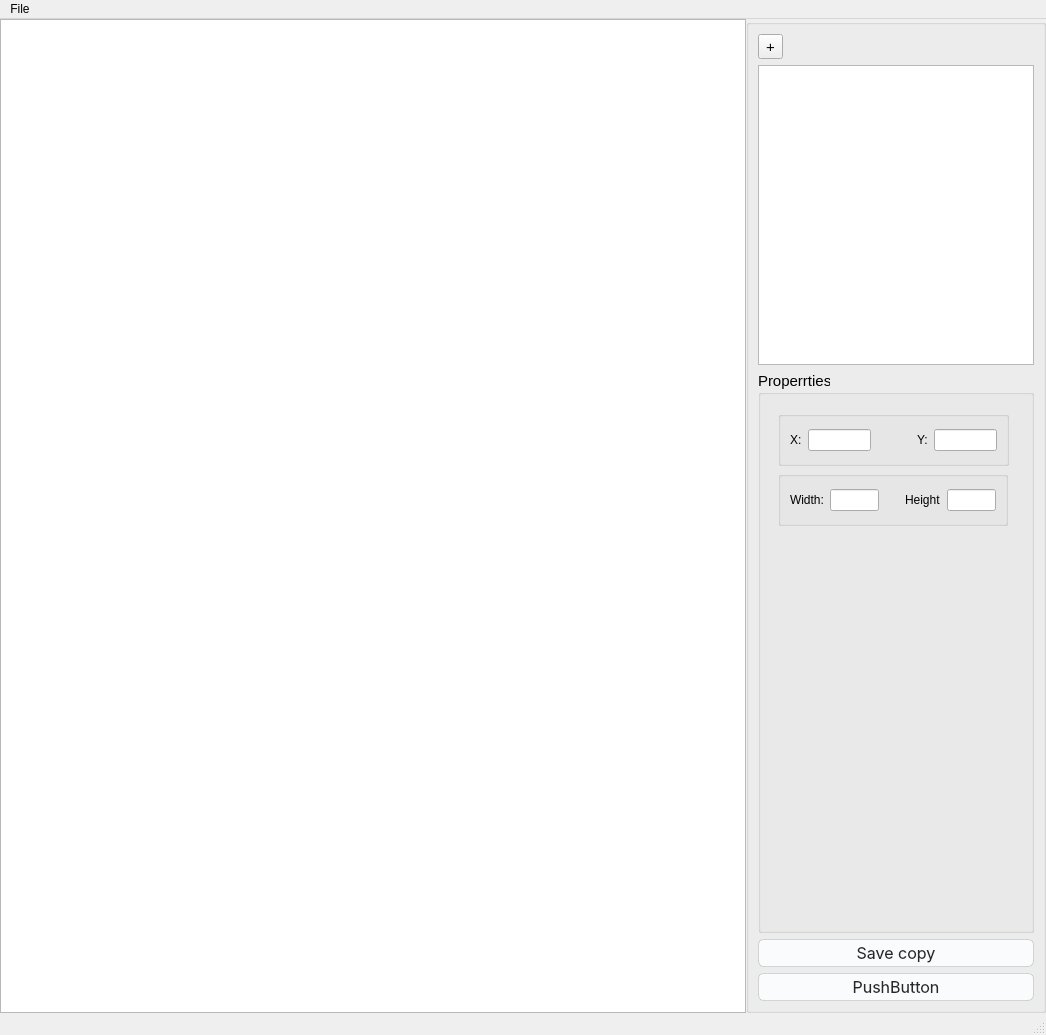
First picture: the form in photo_editor/photo_editor_window.ui, repository SevaMisiul/photo_editor, before the edit.
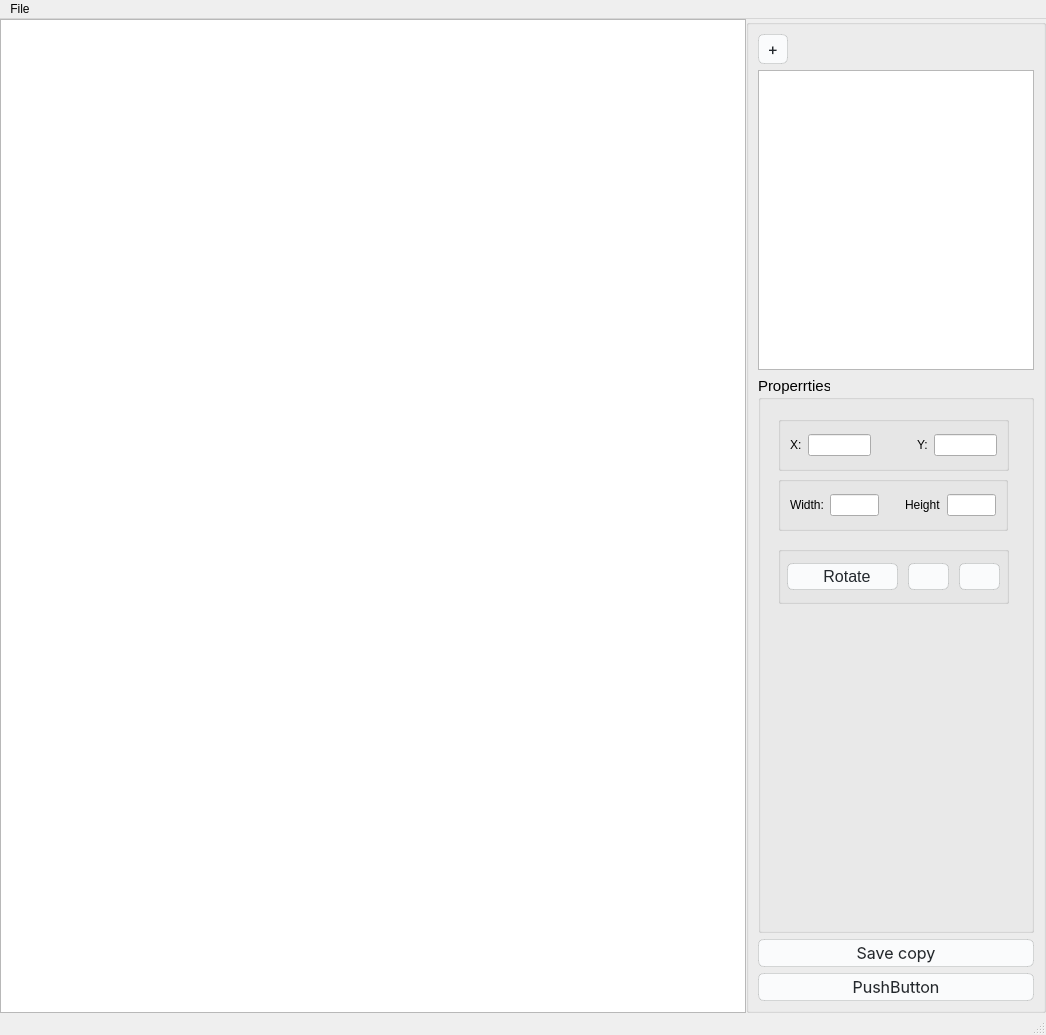
Second picture: the form after the edit. Icons and pictures are not drawn. Custom widgets are drawn as their Qt base class.

Commit message: added rotate and flip

```diff
--- a/photo_editor/photo_editor_window.ui
+++ b/photo_editor/photo_editor_window.ui
@@ -14,22 +14,27 @@
    <string>PhotoEditorWindow</string>
   </property>
   <property name="styleSheet">
-   <string notr="true">QPushButton {
+   <string notr="true">QPushButton, QToolButton {
   background-color: #FAFBFC;
   border: 1px solid rgba(27, 31, 35, 0.15);
   border-radius: 6px;
   color: #24292E;
-  font-family: -apple-system, system-ui, &quot;Segoe UI&quot;, Helvetica, Arial, sans-serif, &quot;Apple Color Emoji&quot;, &quot;Segoe UI Emoji&quot;;
+  font-family:  -apple-system, system-ui, &quot;Segoe UI&quot;, Helvetica, Arial, sans-serif, &quot;Apple Color Emoji&quot;, &quot;Segoe UI Emoji&quot;;
   font-size: 16px;
   line-height: 18px;
-  padding: 3px 16px;
+  padding: 3px 10px;
 }
 
 QPushButton:hover {
   background-color: #F3F4F6;
 }
 
-QPushButton:disabled { background-color: #bdc3c7; color: #7f8c8d; }</string>
+QPushButton:disabled { background-color: #bdc3c7; color: #7f8c8d; }
+
+QPushButton:pressed, QToolButton:pressed {
+    background-color: #939393;
+}
+</string>
   </property>
   <widget class="QWidget" name="centralwidget">
    <layout class="QHBoxLayout" name="horizontalLayout">
@@ -90,9 +95,16 @@
       <layout class="QVBoxLayout" name="verticalLayout">
        <item>
         <widget class="QToolButton" name="btnAddItem">
+         <property name="maximumSize">
+          <size>
+           <width>30</width>
+           <height>30</height>
+          </size>
+         </property>
          <property name="font">
           <font>
-           <pointsize>11</pointsize>
+           <family>-apple-system</family>
+           <pointsize>-1</pointsize>
           </font>
          </property>
          <property name="text">
@@ -295,6 +307,76 @@
            </item>
           </layout>
          </widget>
+         <widget class="QGroupBox" name="gbTranspose">
+          <property name="geometry">
+           <rect>
+            <x>20</x>
+            <y>170</y>
+            <width>231</width>
+            <height>58</height>
+           </rect>
+          </property>
+          <property name="title">
+           <string/>
+          </property>
+          <property name="flat">
+           <bool>true</bool>
+          </property>
+          <layout class="QHBoxLayout" name="horizontalLayout_9">
+           <property name="spacing">
+            <number>0</number>
+           </property>
+           <property name="leftMargin">
+            <number>6</number>
+           </property>
+           <property name="rightMargin">
+            <number>6</number>
+           </property>
+           <property name="bottomMargin">
+            <number>9</number>
+           </property>
+           <item>
+            <layout class="QHBoxLayout" name="horizontalLayout_8">
+             <property name="spacing">
+              <number>10</number>
+             </property>
+             <item>
+              <widget class="QPushButton" name="btnRotate">
+               <property name="minimumSize">
+                <size>
+                 <width>90</width>
+                 <height>0</height>
+                </size>
+               </property>
+               <property name="text">
+                <string>  Rotate</string>
+               </property>
+               <property name="iconSize">
+                <size>
+                 <width>20</width>
+                 <height>20</height>
+                </size>
+               </property>
+              </widget>
+             </item>
+             <item>
+              <widget class="QToolButton" name="btnFlipH">
+               <property name="text">
+                <string/>
+               </property>
+              </widget>
+             </item>
+             <item>
+              <widget class="QToolButton" name="btnFlipV">
+               <property name="text">
+                <string/>
+               </property>
+              </widget>
+             </item>
+            </layout>
+           </item>
+          </layout>
+         </widget>
         </widget>
        </item>
        <item>
```
Left out of the diff: 4 changed lines with no effect on the pictures. The commit also changes 10 other files.
